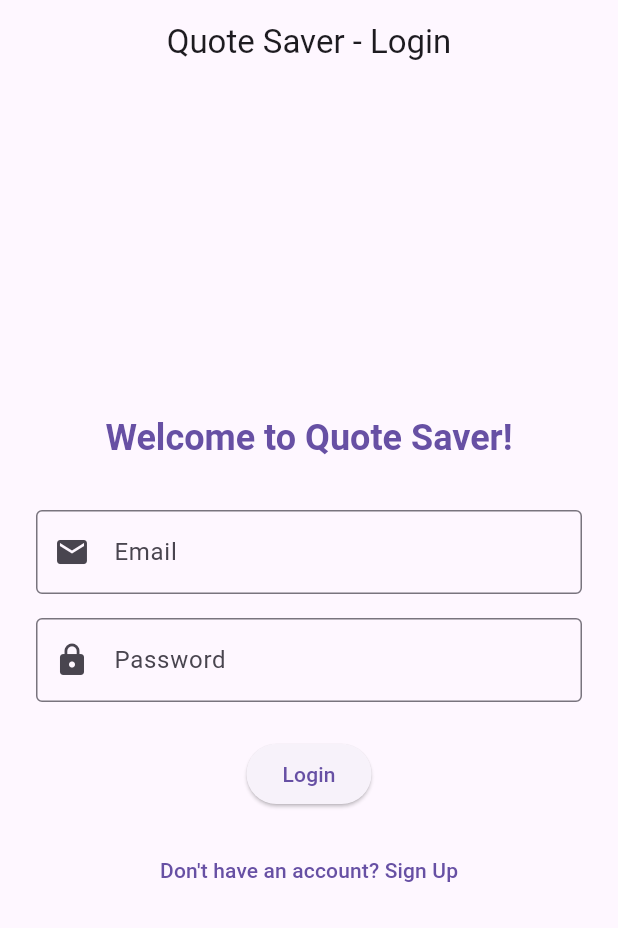
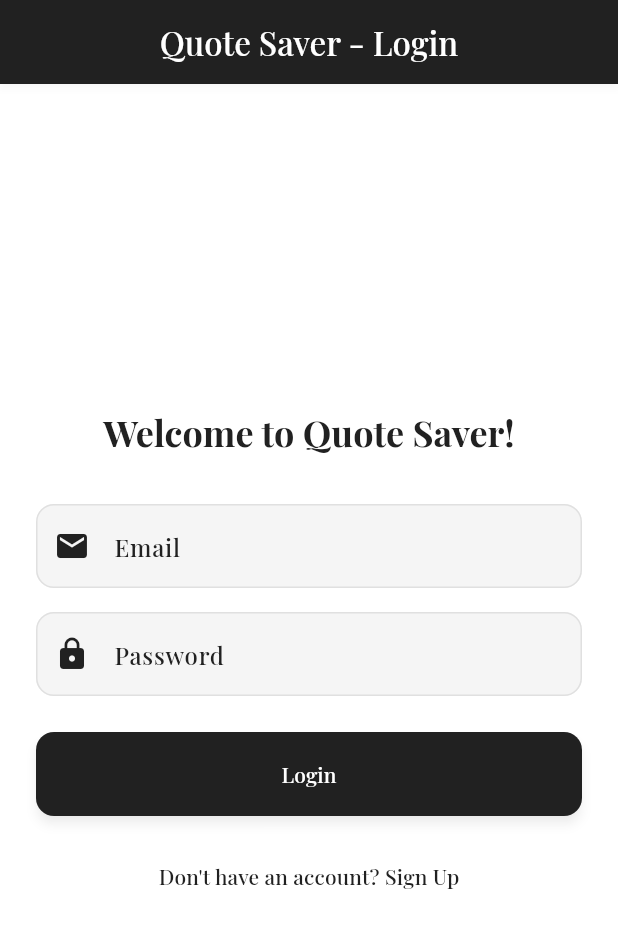
Before and after one commit to avizitRX/quote_saver, a Flutter app: the screen it shows after launch, on a phone screen of 412 x 824 dp. Shown: the top 928 px of the screen. Run offline on Flutter 3.47's test engine with Material 3 defaults, Android fonts, the phone set to English and light mode, and no system bars; our stand-ins replace cloud_firestore, equatable, firebase_auth, firebase_core, flutter_bloc, go_router and 1 more; accounts and stored records are empty; generated files the repository leaves out were written again.

Commit message:
ui: custom theme

```diff
--- /dev/null
+++ b/lib/config/theme.dart
@@ -0,0 +1,339 @@
+import 'package:flutter/material.dart';
+import 'package:google_fonts/google_fonts.dart';
+
+// Bangla Font
+final List<String> _fontFamilyFallback = [
+  GoogleFonts.notoSerifBengali().fontFamily!,
+];
+
+const Color primaryColorLight = Color(0xFF212121);
+const Color accentColorLight = Color(0xFF424242);
+const Color lightBackgroundColor = Color(0xFFFFFFFF);
+const Color cardLightColor = Color(0xFFF5F5F5);
+const Color textLightColor = Color(0xFF212121);
+const Color hintLightColor = Color(0xFF757575);
+
+const Color primaryColorDark = Color(0xFFE0E0E0);
+const Color accentColorDark = Color(0xFFBDBDBD);
+const Color darkBackgroundColor = Color(0xFF000000);
+const Color cardDarkColor = Color(0xFF212121);
+const Color textDarkColor = Color(0xFFE0E0E0);
+const Color hintDarkColor = Color(0xFF9E9E9E);
+
+// Light Theme
+final ThemeData lightTheme = ThemeData(
+  brightness: Brightness.light,
+  colorScheme: ColorScheme.light(
+    primary: primaryColorLight,
+    secondary: accentColorLight,
+    surface: lightBackgroundColor,
+    background: lightBackgroundColor,
+    onPrimary: Colors.white,
+    onSecondary: Colors.white,
+    onSurface: textLightColor,
+    onBackground: textLightColor,
+    error: Colors.red.shade700,
+    onError: Colors.white,
+  ),
+  visualDensity: VisualDensity.adaptivePlatformDensity,
+  fontFamily: GoogleFonts.playfairDisplay().fontFamily,
+  textTheme: TextTheme(
+    displayLarge: GoogleFonts.playfairDisplay(
+      textStyle: ThemeData.light().textTheme.displayLarge,
+      color: textLightColor,
+      fontWeight: FontWeight.w500,
+    ).copyWith(fontFamilyFallback: _fontFamilyFallback),
+    displayMedium: GoogleFonts.playfairDisplay(
+      textStyle: ThemeData.light().textTheme.displayMedium,
+      color: textLightColor,
+      fontWeight: FontWeight.w500,
+    ).copyWith(fontFamilyFallback: _fontFamilyFallback),
+    displaySmall: GoogleFonts.playfairDisplay(
+      textStyle: ThemeData.light().textTheme.displaySmall,
+      color: textLightColor,
+      fontWeight: FontWeight.w500,
+    ).copyWith(fontFamilyFallback: _fontFamilyFallback),
+    headlineLarge: GoogleFonts.playfairDisplay(
+      textStyle: ThemeData.light().textTheme.headlineLarge,
+      color: textLightColor,
+      fontWeight: FontWeight.w500,
+    ).copyWith(fontFamilyFallback: _fontFamilyFallback),
+    headlineMedium: GoogleFonts.playfairDisplay(
+      textStyle: ThemeData.light().textTheme.headlineMedium,
+      color: textLightColor,
+      fontWeight: FontWeight.w500,
+    ).copyWith(fontFamilyFallback: _fontFamilyFallback),
+    headlineSmall: GoogleFonts.playfairDisplay(
+      textStyle: ThemeData.light().textTheme.headlineSmall,
+      color: textLightColor,
+      fontWeight: FontWeight.w500,
+    ).copyWith(fontFamilyFallback: _fontFamilyFallback),
+    titleLarge: GoogleFonts.playfairDisplay(
+      textStyle: ThemeData.light().textTheme.titleLarge,
+      color: textLightColor,
+      fontWeight: FontWeight.w500,
+    ).copyWith(fontFamilyFallback: _fontFamilyFallback),
+    titleMedium: GoogleFonts.playfairDisplay(
+      textStyle: ThemeData.light().textTheme.titleMedium,
+      color: textLightColor,
+      fontWeight: FontWeight.w500,
+    ).copyWith(fontFamilyFallback: _fontFamilyFallback),
+    titleSmall: GoogleFonts.playfairDisplay(
+      textStyle: ThemeData.light().textTheme.titleSmall,
+      color: textLightColor,
+      fontWeight: FontWeight.w500,
+    ).copyWith(fontFamilyFallback: _fontFamilyFallback),
+    bodyLarge: GoogleFonts.playfairDisplay(
+      textStyle: ThemeData.light().textTheme.bodyLarge,
+      color: textLightColor,
+      fontWeight: FontWeight.w500,
+    ).copyWith(fontFamilyFallback: _fontFamilyFallback),
+    bodyMedium: GoogleFonts.playfairDisplay(
+      textStyle: ThemeData.light().textTheme.bodyMedium,
+      color: textLightColor,
+      fontWeight: FontWeight.w500,
+    ).copyWith(fontFamilyFallback: _fontFamilyFallback),
+    bodySmall: GoogleFonts.playfairDisplay(
+      textStyle: ThemeData.light().textTheme.bodySmall,
+      color: hintLightColor,
+      fontWeight: FontWeight.w500,
+    ).copyWith(fontFamilyFallback: _fontFamilyFallback),
+    labelLarge: GoogleFonts.playfairDisplay(
+      textStyle: ThemeData.light().textTheme.labelLarge,
+      color: textLightColor,
+      fontWeight: FontWeight.w500,
+    ).copyWith(fontFamilyFallback: _fontFamilyFallback),
+    labelMedium: GoogleFonts.playfairDisplay(
+      textStyle: ThemeData.light().textTheme.labelMedium,
+      color: textLightColor,
+      fontWeight: FontWeight.w500,
+    ).copyWith(fontFamilyFallback: _fontFamilyFallback),
+    labelSmall: GoogleFonts.playfairDisplay(
+      textStyle: ThemeData.light().textTheme.labelSmall,
+      color: textLightColor,
+      fontWeight: FontWeight.w500,
+    ).copyWith(fontFamilyFallback: _fontFamilyFallback),
+  ),
+  appBarTheme: const AppBarTheme(
+    backgroundColor: primaryColorLight,
+    foregroundColor: Colors.white,
+    elevation: 2,
+    shadowColor: Colors.black12,
+  ),
+  floatingActionButtonTheme: const FloatingActionButtonThemeData(
+    backgroundColor: primaryColorLight,
+    foregroundColor: Colors.white,
+    elevation: 4,
+  ),
+  inputDecorationTheme: InputDecorationTheme(
+    filled: true,
+    fillColor: Colors.grey.shade100,
+    border: OutlineInputBorder(
+      borderRadius: BorderRadius.circular(12.0),
+      borderSide: BorderSide.none,
+    ),
+    focusedBorder: OutlineInputBorder(
+      borderRadius: BorderRadius.circular(12.0),
+      borderSide: const BorderSide(color: accentColorLight, width: 1.5),
+    ),
+    enabledBorder: OutlineInputBorder(
+      borderRadius: BorderRadius.circular(12.0),
+      borderSide: BorderSide(color: Colors.grey.shade300, width: 1.0),
+    ),
+    contentPadding: const EdgeInsets.symmetric(
+      vertical: 16.0,
+      horizontal: 20.0,
+    ),
+    hintStyle: TextStyle(color: hintLightColor),
+  ),
+  buttonTheme: ButtonThemeData(
+    shape: RoundedRectangleBorder(borderRadius: BorderRadius.circular(12.0)),
+    buttonColor: primaryColorLight,
+    textTheme: ButtonTextTheme.primary,
+  ),
+  elevatedButtonTheme: ElevatedButtonThemeData(
+    style: ElevatedButton.styleFrom(
+      backgroundColor: primaryColorLight,
+      foregroundColor: Colors.white,
+      shape: RoundedRectangleBorder(borderRadius: BorderRadius.circular(12.0)),
+      padding: const EdgeInsets.symmetric(horizontal: 28, vertical: 16),
+      minimumSize: const Size(double.infinity, 56),
+      elevation: 3,
+      shadowColor: primaryColorLight.withOpacity(0.2),
+    ),
+  ),
+  textButtonTheme: TextButtonThemeData(
+    style: TextButton.styleFrom(
+      foregroundColor: primaryColorLight,
+      padding: const EdgeInsets.symmetric(horizontal: 16, vertical: 10),
+      shape: RoundedRectangleBorder(borderRadius: BorderRadius.circular(8.0)),
+    ),
+  ),
+  cardTheme: CardTheme(
+    elevation: 3,
+    shape: RoundedRectangleBorder(borderRadius: BorderRadius.circular(16.0)),
+    margin: const EdgeInsets.symmetric(vertical: 10.0, horizontal: 18.0),
+    color: cardLightColor,
+    shadowColor: Colors.black.withOpacity(0.08),
+  ),
+  scaffoldBackgroundColor: lightBackgroundColor,
+);
+
+// Dark Theme
+final ThemeData darkTheme = ThemeData(
+  brightness: Brightness.dark,
+  colorScheme: ColorScheme.dark(
+    primary: primaryColorDark,
+    secondary: accentColorDark,
+    surface: darkBackgroundColor,
+    background: darkBackgroundColor,
+    onPrimary: Colors.black,
+    onSecondary: Colors.black,
+    onSurface: textDarkColor,
+    onBackground: textDarkColor,
+    error: Colors.red.shade400,
+    onError: Colors.black,
+  ),
+  visualDensity: VisualDensity.adaptivePlatformDensity,
+  fontFamily: GoogleFonts.playfairDisplay().fontFamily,
+  textTheme: TextTheme(
+    displayLarge: GoogleFonts.playfairDisplay(
+      textStyle: ThemeData.dark().textTheme.displayLarge,
+      color: textDarkColor,
+      fontWeight: FontWeight.w500,
+    ).copyWith(fontFamilyFallback: _fontFamilyFallback),
+    displayMedium: GoogleFonts.playfairDisplay(
+      textStyle: ThemeData.dark().textTheme.displayMedium,
+      color: textDarkColor,
+      fontWeight: FontWeight.w500,
+    ).copyWith(fontFamilyFallback: _fontFamilyFallback),
+    displaySmall: GoogleFonts.playfairDisplay(
+      textStyle: ThemeData.dark().textTheme.displaySmall,
+      color: textDarkColor,
+      fontWeight: FontWeight.w500,
+    ).copyWith(fontFamilyFallback: _fontFamilyFallback),
+    headlineLarge: GoogleFonts.playfairDisplay(
+      textStyle: ThemeData.dark().textTheme.headlineLarge,
+      color: textDarkColor,
+      fontWeight: FontWeight.w500,
+    ).copyWith(fontFamilyFallback: _fontFamilyFallback),
+    headlineMedium: GoogleFonts.playfairDisplay(
+      textStyle: ThemeData.dark().textTheme.headlineMedium,
+      color: textDarkColor,
+      fontWeight: FontWeight.w500,
+    ).copyWith(fontFamilyFallback: _fontFamilyFallback),
+    headlineSmall: GoogleFonts.playfairDisplay(
+      textStyle: ThemeData.dark().textTheme.headlineSmall,
+      color: textDarkColor,
+      fontWeight: FontWeight.w500,
+    ).copyWith(fontFamilyFallback: _fontFamilyFallback),
+    titleLarge: GoogleFonts.playfairDisplay(
+      textStyle: ThemeData.dark().textTheme.titleLarge,
+      color: textDarkColor,
+      fontWeight: FontWeight.w500,
+    ).copyWith(fontFamilyFallback: _fontFamilyFallback),
+    titleMedium: GoogleFonts.playfairDisplay(
+      textStyle: ThemeData.dark().textTheme.titleMedium,
+      color: textDarkColor,
+      fontWeight: FontWeight.w500,
+    ).copyWith(fontFamilyFallback: _fontFamilyFallback),
+    titleSmall: GoogleFonts.playfairDisplay(
+      textStyle: ThemeData.dark().textTheme.titleSmall,
+      color: textDarkColor,
+      fontWeight: FontWeight.w500,
+    ).copyWith(fontFamilyFallback: _fontFamilyFallback),
+    bodyLarge: GoogleFonts.playfairDisplay(
+      textStyle: ThemeData.dark().textTheme.bodyLarge,
+      color: textDarkColor,
+      fontWeight: FontWeight.w500,
+    ).copyWith(fontFamilyFallback: _fontFamilyFallback),
+    bodyMedium: GoogleFonts.playfairDisplay(
+      textStyle: ThemeData.dark().textTheme.bodyMedium,
+      color: textDarkColor,
+      fontWeight: FontWeight.w500,
+    ).copyWith(fontFamilyFallback: _fontFamilyFallback),
+    bodySmall: GoogleFonts.playfairDisplay(
+      textStyle: ThemeData.dark().textTheme.bodySmall,
+      color: hintDarkColor,
+      fontWeight: FontWeight.w500,
+    ).copyWith(fontFamilyFallback: _fontFamilyFallback),
+    labelLarge: GoogleFonts.playfairDisplay(
+      textStyle: ThemeData.dark().textTheme.labelLarge,
+      color: textDarkColor,
+      fontWeight: FontWeight.w500,
+    ).copyWith(fontFamilyFallback: _fontFamilyFallback),
+    labelMedium: GoogleFonts.playfairDisplay(
+      textStyle: ThemeData.dark().textTheme.labelMedium,
+      color: textDarkColor,
+      fontWeight: FontWeight.w500,
+    ).copyWith(fontFamilyFallback: _fontFamilyFallback),
+    labelSmall: GoogleFonts.playfairDisplay(
+      textStyle: ThemeData.dark().textTheme.labelSmall,
+      color: textDarkColor,
+      fontWeight: FontWeight.w500,
+    ).copyWith(fontFamilyFallback: _fontFamilyFallback),
+  ),
+  appBarTheme: const AppBarTheme(
+    backgroundColor: darkBackgroundColor,
+    foregroundColor: Colors.white,
+    elevation: 2,
+    shadowColor: Colors.white12,
+  ),
+  floatingActionButtonTheme: const FloatingActionButtonThemeData(
+    backgroundColor: primaryColorDark,
+    foregroundColor: Colors.black,
+    elevation: 4,
+  ),
+  inputDecorationTheme: InputDecorationTheme(
+    filled: true,
+    fillColor: Colors.grey.shade900,
+    border: OutlineInputBorder(
+      borderRadius: BorderRadius.circular(12.0),
+      borderSide: BorderSide.none,
+    ),
+    focusedBorder: OutlineInputBorder(
+      borderRadius: BorderRadius.circular(12.0),
+      borderSide: const BorderSide(color: accentColorDark, width: 1.5),
+    ),
+    enabledBorder: OutlineInputBorder(
+      borderRadius: BorderRadius.circular(12.0),
+      borderSide: BorderSide(color: Colors.grey.shade700, width: 1.0),
+    ),
+    contentPadding: const EdgeInsets.symmetric(
+      vertical: 16.0,
+      horizontal: 20.0,
+    ),
+    hintStyle: TextStyle(color: hintDarkColor),
+  ),
+  buttonTheme: ButtonThemeData(
+    shape: RoundedRectangleBorder(borderRadius: BorderRadius.circular(12.0)),
+    buttonColor: primaryColorDark,
+    textTheme: ButtonTextTheme.primary,
+  ),
+  elevatedButtonTheme: ElevatedButtonThemeData(
+    style: ElevatedButton.styleFrom(
+      backgroundColor: primaryColorDark,
+      foregroundColor: Colors.black,
+      shape: RoundedRectangleBorder(borderRadius: BorderRadius.circular(12.0)),
+      padding: const EdgeInsets.symmetric(horizontal: 28, vertical: 16),
+      minimumSize: const Size(double.infinity, 56),
+      elevation: 3,
+      shadowColor: primaryColorDark.withOpacity(0.2),
+    ),
+  ),
+  textButtonTheme: TextButtonThemeData(
+    style: TextButton.styleFrom(
+      foregroundColor: primaryColorDark,
+      padding: const EdgeInsets.symmetric(horizontal: 16, vertical: 10),
+      shape: RoundedRectangleBorder(borderRadius: BorderRadius.circular(8.0)),
+    ),
+  ),
+  cardTheme: CardTheme(
+    elevation: 3,
+    shape: RoundedRectangleBorder(borderRadius: BorderRadius.circular(16.0)),
+    margin: const EdgeInsets.symmetric(vertical: 10.0, horizontal: 18.0),
+    color: cardDarkColor,
+    shadowColor: Colors.white.withOpacity(0.08),
+  ),
+  scaffoldBackgroundColor: darkBackgroundColor,
+);
--- a/lib/main.dart
+++ b/lib/main.dart
@@ -9,6 +9,7 @@ import 'config/app_router.dart';
 import 'blocs/auth/auth_bloc.dart';
 import 'blocs/auth/auth_event.dart';
 import 'data/repositories/auth_repository.dart';
+import 'package:quote_saver/config/theme.dart';
 
 void main() async {
   WidgetsFlutterBinding.ensureInitialized();
@@ -69,7 +70,13 @@ class _MyAppState extends State<MyApp> {
       ],
       child: MultiBlocProvider(
         providers: [BlocProvider<AuthBloc>.value(value: _authBloc)],
-        child: MaterialApp.router(title: 'Quote Saver', routerConfig: _router),
+        child: MaterialApp.router(
+          title: 'Quote Saver',
+          theme: lightTheme,
+          darkTheme: darkTheme,
+          themeMode: ThemeMode.system,
+          routerConfig: _router,
+        ),
       ),
     );
   }
--- a/pubspec.yaml
+++ b/pubspec.yaml
@@ -40,6 +40,7 @@ dependencies:
   firebase_auth: ^5.5.4
   cloud_firestore: ^5.6.8
   equatable: ^2.0.7
+  google_fonts: ^6.2.1
 
 dev_dependencies:
   flutter_test:
```
Also changed, not shown: pubspec.lock.
